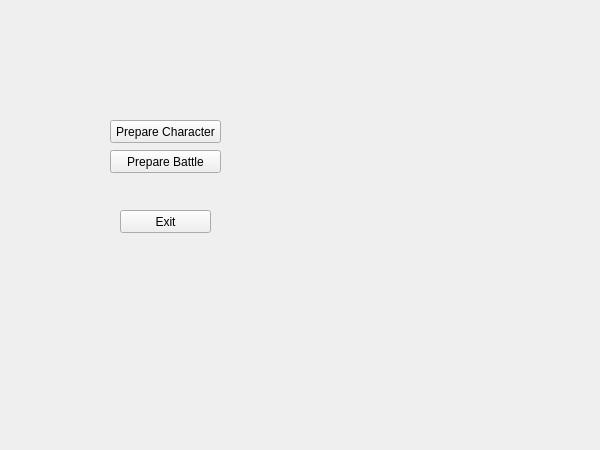
Qt form GCS-GUI/mainwindow.ui (PajTajster/GCS-GUI) before a commit.
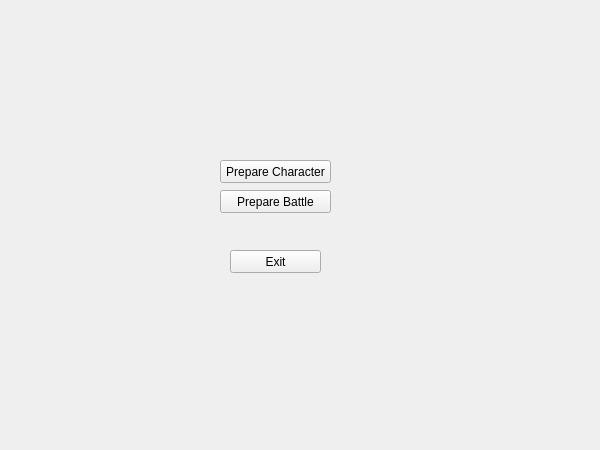
The same form after that commit.

Commit message: Main Window functionality added

Patch:
```diff
--- a/GCS-GUI/mainwindow.ui
+++ b/GCS-GUI/mainwindow.ui
@@ -23,8 +23,8 @@
    <widget class="QPushButton" name="exitButton">
     <property name="geometry">
      <rect>
-      <x>120</x>
-      <y>210</y>
+      <x>230</x>
+      <y>250</y>
       <width>91</width>
       <height>23</height>
      </rect>
@@ -36,8 +36,8 @@
    <widget class="QPushButton" name="prepareBattleButton">
     <property name="geometry">
      <rect>
-      <x>110</x>
-      <y>150</y>
+      <x>220</x>
+      <y>190</y>
       <width>111</width>
       <height>23</height>
      </rect>
@@ -49,8 +49,8 @@
    <widget class="QPushButton" name="prepareCharacterButton">
     <property name="geometry">
      <rect>
-      <x>110</x>
-      <y>120</y>
+      <x>220</x>
+      <y>160</y>
       <width>111</width>
       <height>23</height>
      </rect>
```
The commit also changes 3 other files.
